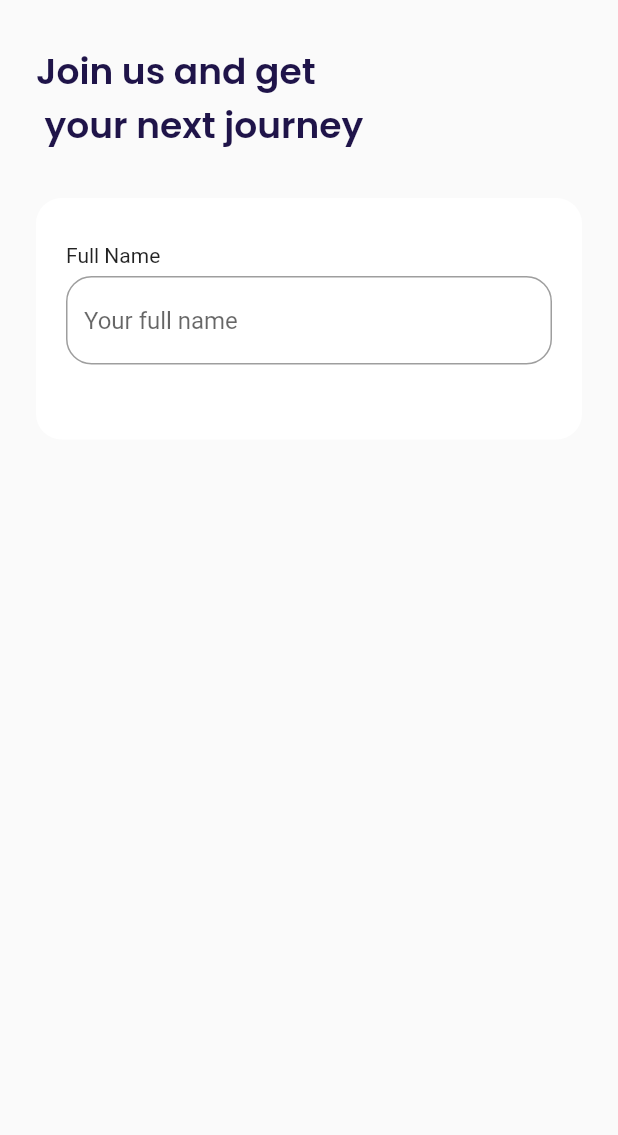
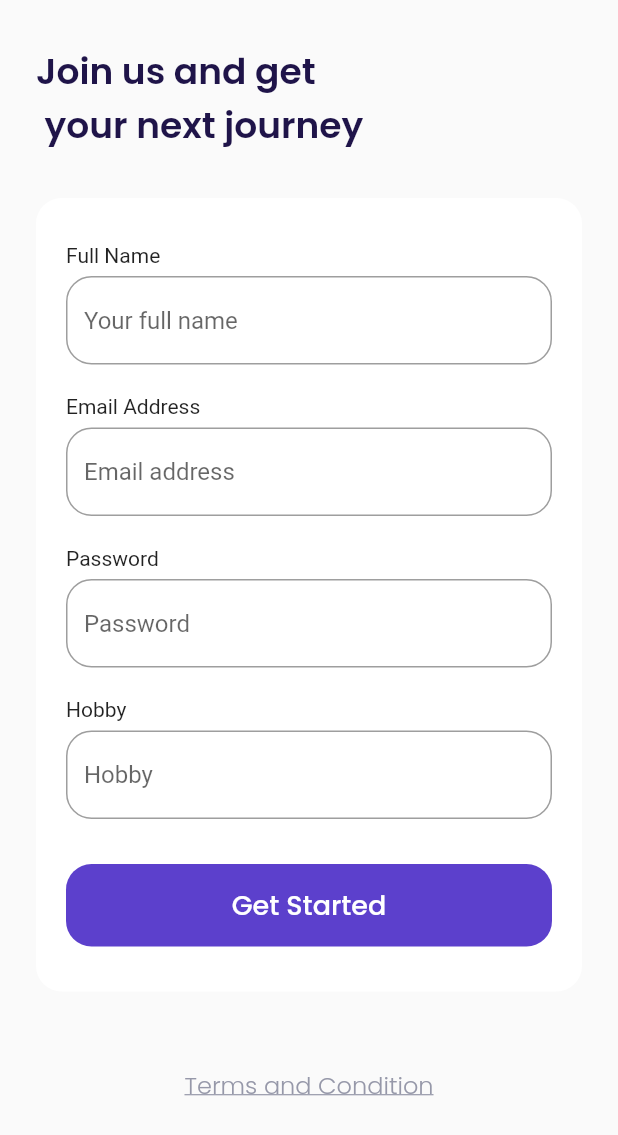
Before and after one commit to muhammadshiva/flutter-airplane-app, a Flutter app: the SignUpPage screen opened by its route, on a phone screen of 412 x 824 dp. Shown: the top 1135 px of the screen. Run offline on Flutter 3.47's test engine with Material 2 defaults, Android fonts, the light colour scheme and no system bars; our stand-ins replace google_fonts.

Commit message:
slicing sign up - input

```diff
--- a/lib/ui/pages/sign_up_page.dart
+++ b/lib/ui/pages/sign_up_page.dart
@@ -20,7 +20,7 @@
     }
 
     Widget inputSection() {
-      Widget emailInput() {
+      Widget nameInput() {
         return Container(
           margin: EdgeInsets.only(bottom: 20),
           child: Column(
@@ -47,6 +47,111 @@
         );
       }
 
+      Widget emailInput() {
+        return Container(
+          margin: EdgeInsets.only(bottom: 20),
+          child: Column(
+            crossAxisAlignment: CrossAxisAlignment.start,
+            children: [
+              Text('Email Address'),
+              SizedBox(height: 6),
+              TextFormField(
+                cursorColor: kBlackColor,
+                decoration: InputDecoration(
+                    hintText: 'Email address',
+                    border: OutlineInputBorder(
+                      borderRadius: BorderRadius.circular(defaultRadius),
+                    ),
+                    focusedBorder: OutlineInputBorder(
+                      borderRadius: BorderRadius.circular(defaultRadius),
+                      borderSide: BorderSide(
+                        color: kPrimaryColor,
+                      ),
+                    )),
+              ),
+            ],
+          ),
+        );
+      }
+
+      Widget passwordInput() {
+        return Container(
+          margin: EdgeInsets.only(bottom: 20),
+          child: Column(
+            crossAxisAlignment: CrossAxisAlignment.start,
+            children: [
+              Text('Password'),
+              SizedBox(height: 6),
+              TextFormField(
+                obscureText: true,
+                cursorColor: kBlackColor,
+                decoration: InputDecoration(
+                    hintText: 'Password',
+                    border: OutlineInputBorder(
+                      borderRadius: BorderRadius.circular(defaultRadius),
+                    ),
+                    focusedBorder: OutlineInputBorder(
+                      borderRadius: BorderRadius.circular(defaultRadius),
+                      borderSide: BorderSide(
+                        color: kPrimaryColor,
+                      ),
+                    )),
+              ),
+            ],
+          ),
+        );
+      }
+
+      Widget hobbyInput() {
+        return Container(
+          margin: EdgeInsets.only(bottom: 30),
+          child: Column(
+            crossAxisAlignment: CrossAxisAlignment.start,
+            children: [
+              Text('Hobby'),
+              SizedBox(height: 6),
+              TextFormField(
+                cursorColor: kBlackColor,
+                decoration: InputDecoration(
+                  hintText: 'Hobby',
+                  border: OutlineInputBorder(
+                    borderRadius: BorderRadius.circular(defaultRadius),
+                  ),
+                  focusedBorder: OutlineInputBorder(
+                    borderRadius: BorderRadius.circular(defaultRadius),
+                    borderSide: BorderSide(
+                      color: kPrimaryColor,
+                    ),
+                  ),
+                ),
+              ),
+            ],
+          ),
+        );
+      }
+
+      Widget submitButton() {
+        return Container(
+            width: double.infinity,
+            height: 55,
+            child: TextButton(
+              onPressed: () {},
+              child: Text(
+                'Get Started',
+                style: whiteTextStyle.copyWith(
+                  fontSize: 18,
+                  fontWeight: medium,
+                ),
+              ),
+              style: TextButton.styleFrom(
+                backgroundColor: kPrimaryColor,
+                shape: RoundedRectangleBorder(
+                  borderRadius: BorderRadius.circular(defaultRadius),
+                ),
+              ),
+            ));
+      }
+
       return Container(
         margin: EdgeInsets.only(top: 30),
         padding: EdgeInsets.symmetric(
@@ -59,8 +164,30 @@
         ),
         child: Column(
           children: [
+            nameInput(),
             emailInput(),
+            passwordInput(),
+            hobbyInput(),
+            submitButton(),
           ],
+        ),
+      );
+    }
+
+    Widget tacButton() {
+      return Container(
+        alignment: Alignment.center,
+        margin: EdgeInsets.only(
+          top: 50,
+          bottom: 73,
+        ),
+        child: Text(
+          'Terms and Condition',
+          style: greyTextStyle.copyWith(
+            fontSize: 16,
+            fontWeight: light,
+            decoration: TextDecoration.underline,
+          ),
         ),
       );
     }
@@ -73,6 +200,7 @@
           children: [
             title(),
             inputSection(),
+            tacButton(),
           ],
         ),
       ),
```
